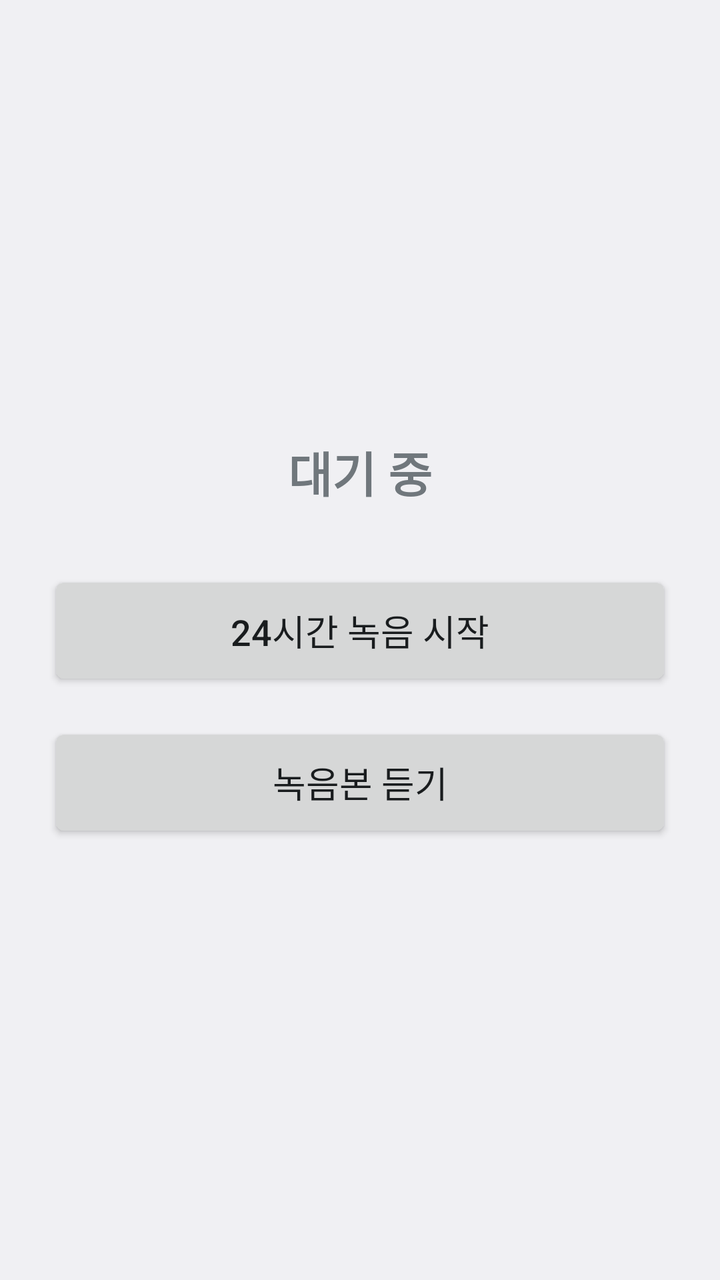
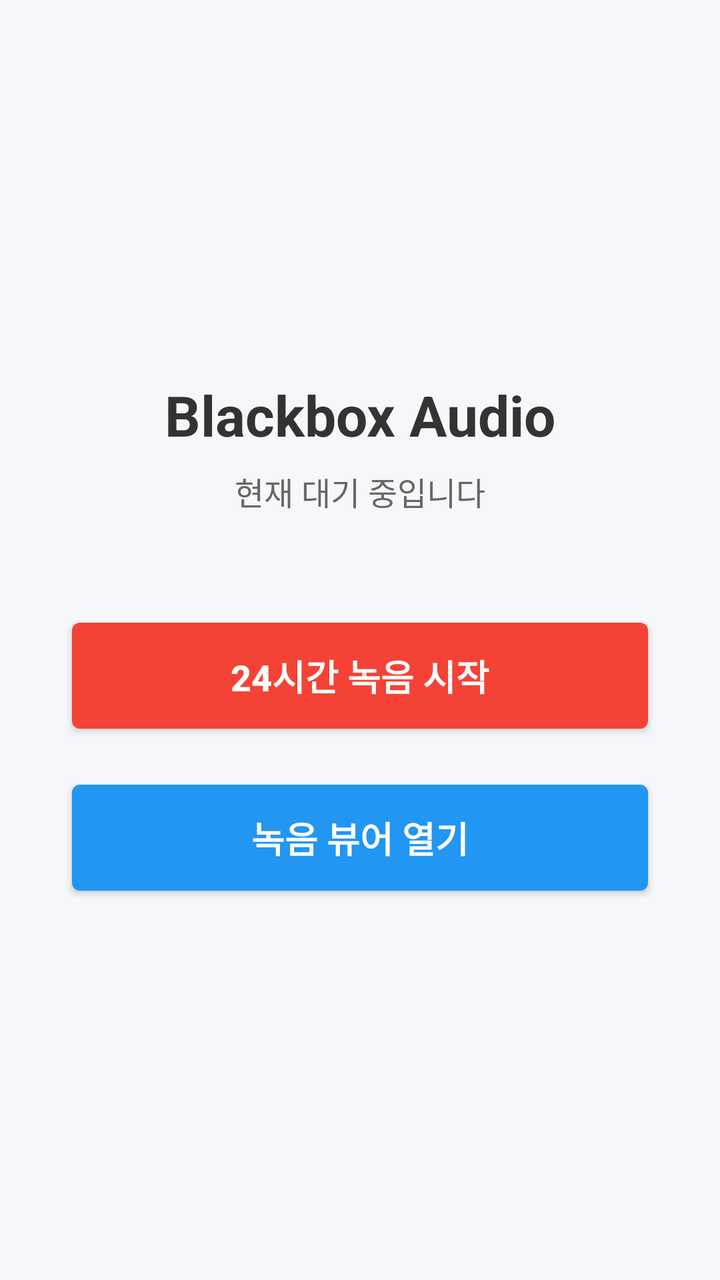

Compare the two renders of this Android layout. The source of the first and the diff that turns it into the second are given below.
<!-- AndroidManifest.xml: application theme android:Theme.DeviceDefault.Light.NoActionBar -->
<!-- res/layout/activity_main.xml -->
<?xml version="1.0" encoding="utf-8"?>

<LinearLayout xmlns:android="http://schemas.android.com/apk/res/android"
    android:layout_width="match_parent"
    android:layout_height="match_parent"
    android:gravity="center"
    android:orientation="vertical"
    android:padding="24dp">

    <TextView
        android:id="@+id/statusText"
        android:layout_width="wrap_content"
        android:layout_height="wrap_content"
        android:text="대기 중"
        android:textSize="24sp"
        android:textStyle="bold"
        android:layout_marginBottom="32dp"/>

    <Button
        android:id="@+id/btnRecord"
        android:layout_width="match_parent"
        android:layout_height="60dp"
        android:text="24시간 녹음 시작"
        android:textSize="18sp"
        android:layout_marginBottom="16dp"/>

    <Button
        android:id="@+id/btnPlay"
        android:layout_width="match_parent"
        android:layout_height="60dp"
        android:text="녹음본 듣기"
        android:textSize="18sp"/>

</LinearLayout>
<!-- resources referenced by this layout -->
<resources>

</resources>

<!-- the commit's change to res/layout/activity_main.xml (unified diff, before → after) -->
@@ -3,32 +3,48 @@
 <LinearLayout xmlns:android="http://schemas.android.com/apk/res/android"
     android:layout_width="match_parent"
     android:layout_height="match_parent"
+    android:background="#F5F7FA"
     android:gravity="center"
     android:orientation="vertical"
-    android:padding="24dp">
+    android:padding="32dp">
+
+    <TextView
+        android:layout_width="wrap_content"
+        android:layout_height="wrap_content"
+        android:layout_marginBottom="8dp"
+        android:text="Blackbox Audio"
+        android:textColor="#333333"
+        android:textSize="28sp"
+        android:textStyle="bold" />
 
     <TextView
         android:id="@+id/statusText"
         android:layout_width="wrap_content"
         android:layout_height="wrap_content"
-        android:text="대기 중"
-        android:textSize="24sp"
-        android:textStyle="bold"
-        android:layout_marginBottom="32dp"/>
+        android:layout_marginBottom="48dp"
+        android:text="현재 대기 중입니다"
+        android:textColor="#666666"
+        android:textSize="16sp" />
 
     <Button
         android:id="@+id/btnRecord"
         android:layout_width="match_parent"
-        android:layout_height="60dp"
+        android:layout_height="65dp"
+        android:layout_marginBottom="16dp"
+        android:backgroundTint="#F44336"
         android:text="24시간 녹음 시작"
+        android:textColor="#FFFFFF"
         android:textSize="18sp"
-        android:layout_marginBottom="16dp"/>
+        android:textStyle="bold" />
 
     <Button
         android:id="@+id/btnPlay"
         android:layout_width="match_parent"
-        android:layout_height="60dp"
-        android:text="녹음본 듣기"
-        android:textSize="18sp"/>
+        android:layout_height="65dp"
+        android:backgroundTint="#2196F3"
+        android:text="녹음 뷰어 열기"
+        android:textColor="#FFFFFF"
+        android:textSize="18sp"
+        android:textStyle="bold" />
 
 </LinearLayout>
